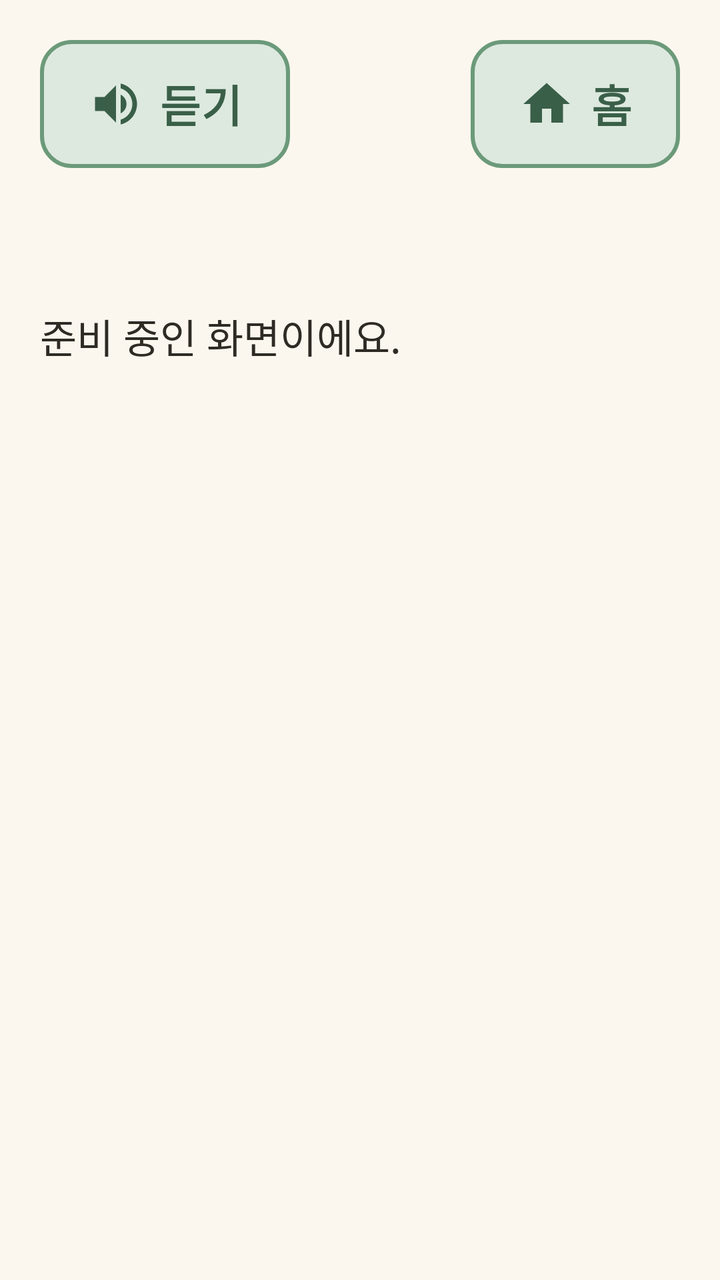
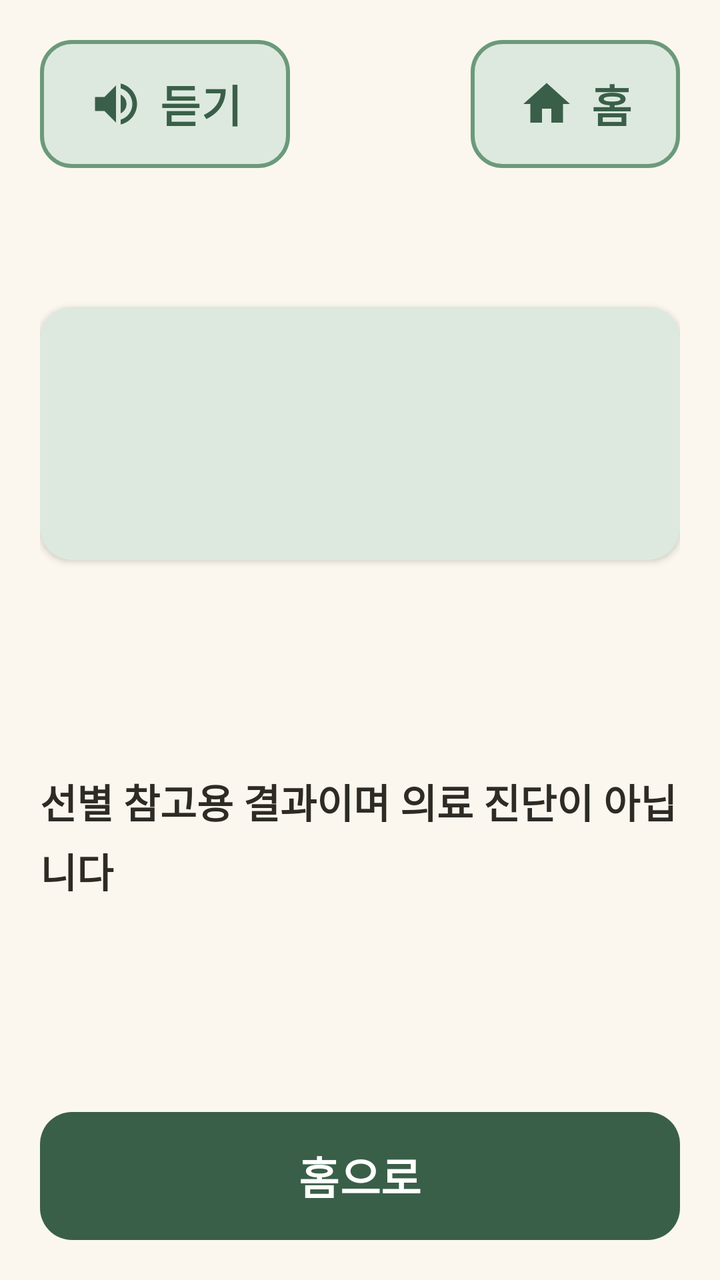

Two renders of the same Android screen: before a commit and after it. Below are the layout's source before the change and the commit's diff.
<!-- AndroidManifest.xml: application theme Theme.Dorawing -->
<!-- res/layout/activity_diagnosis_result.xml -->
<?xml version="1.0" encoding="utf-8"?>
<LinearLayout xmlns:android="http://schemas.android.com/apk/res/android"
    android:layout_width="match_parent"
    android:layout_height="match_parent"
    android:orientation="vertical"
    android:padding="@dimen/screen_padding">

    <include
        android:id="@+id/topBar"
        layout="@layout/view_top_bar" />

    <TextView
        android:layout_width="match_parent"
        android:layout_height="wrap_content"
        android:layout_marginTop="@dimen/screen_padding"
        android:text="@string/screen_preparing" />
</LinearLayout>
<!-- res/layout/view_top_bar.xml (included above) -->
<?xml version="1.0" encoding="utf-8"?>
<LinearLayout xmlns:android="http://schemas.android.com/apk/res/android"
    xmlns:app="http://schemas.android.com/apk/res-auto"
    android:layout_width="match_parent"
    android:layout_height="wrap_content"
    android:orientation="vertical">

    <LinearLayout
        android:layout_width="match_parent"
        android:layout_height="wrap_content"
        android:gravity="center_vertical"
        android:orientation="horizontal">

        <com.google.android.material.button.MaterialButton
            android:id="@+id/btnSpeak"
            style="@style/Button.Secondary"
            android:layout_width="wrap_content"
            android:layout_height="wrap_content"
            android:text="@string/top_speak"
            app:icon="@drawable/ic_speaker" />

        <Space
            android:layout_width="0dp"
            android:layout_height="0dp"
            android:layout_weight="1" />

        <com.google.android.material.button.MaterialButton
            android:id="@+id/btnHome"
            style="@style/Button.Secondary"
            android:layout_width="wrap_content"
            android:layout_height="wrap_content"
            android:text="@string/top_home"
            app:icon="@drawable/ic_home" />
    </LinearLayout>

    <TextView
        android:id="@+id/tvTitle"
        style="@style/Text.Title"
        android:layout_width="match_parent"
        android:layout_height="wrap_content"
        android:layout_marginTop="@dimen/gap" />
</LinearLayout>
<!-- resources referenced by this layout -->
<resources>
  <dimen name="gap">12dp</dimen>
  <dimen name="screen_padding">20dp</dimen>
  <!-- drawable ic_home (drawable) -->
  <vector xmlns:android="http://schemas.android.com/apk/res/android"
      android:width="24dp"
      android:height="24dp"
      android:viewportWidth="24"
      android:viewportHeight="24">
      <path
          android:fillColor="#FF000000"
          android:pathData="M10,20v-6h4v6h5v-8h3L12,3 2,12h3v8z" />
  </vector>
  <string name="screen_preparing">준비 중인 화면이에요.</string>
  <string name="top_home">홈</string>
  <string name="top_speak">듣기</string>
  <style name="Button.Secondary" parent="Button.Primary">
          <item name="backgroundTint">@color/green_light</item>
          <item name="android:textColor">@color/green_dark</item>
          <item name="iconTint">@color/green_dark</item>
          <item name="strokeColor">@color/green_mid</item>
          <item name="strokeWidth">@dimen/button_stroke</item>
      </style>
  <style name="Text.Title" parent="Text.Body">
          <item name="android:textSize">@dimen/text_title</item>
          <item name="android:textStyle">bold</item>
          <item name="android:textColor">@color/green_dark</item>
      </style>
  <style name="Theme.Dorawing" parent="Theme.Material3.Light.NoActionBar">
          <item name="colorPrimary">@color/green_dark</item>
          <item name="colorOnPrimary">@color/white</item>
          <item name="colorSecondary">@color/coral_dark</item>
          <item name="colorOnSecondary">@color/white</item>
          <item name="android:colorBackground">@color/cream</item>
          <item name="colorSurface">@color/cream</item>
          <item name="colorOnSurface">@color/text_main</item>
          <item name="android:windowBackground">@color/cream</item>
          <item name="android:windowLightStatusBar">true</item>
          <item name="android:windowLightNavigationBar">true</item>
          
          <item name="android:textViewStyle">@style/Text.Body</item>
          <item name="materialButtonStyle">@style/Button.Primary</item>
      </style>
  <color name="green_light">#DDE9DF</color>
  <color name="green_dark">#3A5F48</color>
  <color name="green_mid">#6B9A7A</color>
  <dimen name="button_stroke">2dp</dimen>
  <style name="Text.Body" parent="Widget.MaterialComponents.TextView">
          <item name="android:textSize">@dimen/text_body</item>
          <item name="android:textColor">@color/text_main</item>
          <item name="android:lineSpacingMultiplier">1.2</item>
      </style>
  <dimen name="text_title">28sp</dimen>
  <color name="white">#FFFFFFFF</color>
  <color name="coral_dark">#C85A41</color>
  <color name="cream">#FBF7EE</color>
  <color name="text_main">#2E2A24</color>
  <dimen name="button_height">64dp</dimen>
  <dimen name="text_button">22sp</dimen>
  <dimen name="corner">16dp</dimen>
  <dimen name="icon_size">28dp</dimen>
  <dimen name="text_body">20sp</dimen>
  <!-- unchanged entries left out for length: 2 -->
</resources>

<!-- the commit's change to res/layout/activity_diagnosis_result.xml (unified diff, before → after) -->
@@ -9,11 +9,84 @@
         android:id="@+id/topBar"
         layout="@layout/view_top_bar" />
 
-    <TextView
+    <ScrollView
+        android:layout_width="match_parent"
+        android:layout_height="0dp"
+        android:layout_weight="1">
+
+        <LinearLayout
+            android:layout_width="match_parent"
+            android:layout_height="wrap_content"
+            android:orientation="vertical">
+
+            <com.google.android.material.card.MaterialCardView
+                android:id="@+id/cardResult"
+                style="@style/Card"
+                android:layout_width="match_parent"
+                android:layout_height="wrap_content"
+                android:layout_marginTop="@dimen/screen_padding">
+
+                <LinearLayout
+                    android:layout_width="match_parent"
+                    android:layout_height="wrap_content"
+                    android:gravity="center_horizontal"
+                    android:orientation="vertical">
+
+                    <TextView
+                        android:id="@+id/tvStage"
+                        style="@style/Text.Title"
+                        android:layout_width="wrap_content"
+                        android:layout_height="wrap_content" />
+
+                    <TextView
+                        android:id="@+id/tvScore"
+                        android:layout_width="wrap_content"
+                        android:layout_height="wrap_content"
+                        android:layout_marginTop="@dimen/gap"
+                        android:textSize="@dimen/text_title" />
+                </LinearLayout>
+            </com.google.android.material.card.MaterialCardView>
+
+            <TextView
+                android:id="@+id/tvDetail"
+                android:layout_width="match_parent"
+                android:layout_height="wrap_content"
+                android:layout_marginTop="@dimen/screen_padding" />
+
+            <TextView
+                android:id="@+id/tvLevel"
+                android:layout_width="match_parent"
+                android:layout_height="wrap_content"
+                android:layout_marginTop="@dimen/gap"
+                android:textColor="@color/green_dark"
+                android:textStyle="bold" />
+
+            
+            <TextView
+                android:id="@+id/tvNote"
+                android:layout_width="match_parent"
+                android:layout_height="wrap_content"
+                android:layout_marginTop="@dimen/screen_padding"
+                android:text="@string/result_note"
+                android:textStyle="bold" />
+        </LinearLayout>
+    </ScrollView>
+
+    <com.google.android.material.button.MaterialButton
+        android:id="@+id/btnCall"
+        style="@style/Button.Accent"
         android:layout_width="match_parent"
         android:layout_height="wrap_content"
-        android:layout_marginTop="@dimen/screen_padding"
-        android:text="@string/screen_preparing" />
+        android:layout_marginTop="@dimen/gap"
+        android:text="@string/result_call"
+        android:visibility="gone" />
+
+    <com.google.android.material.button.MaterialButton
+        android:id="@+id/btnHomeBottom"
+        android:layout_width="match_parent"
+        android:layout_height="wrap_content"
+        android:layout_marginTop="@dimen/gap"
+        android:text="@string/result_home" />
 </LinearLayout>
 <!-- res/layout/view_top_bar.xml (included above) -->
 <?xml version="1.0" encoding="utf-8"?>
<!-- resource entries referenced after the edit -->
@@ -12,15 +12,26 @@
           android:fillColor="#FF000000"
           android:pathData="M10,20v-6h4v6h5v-8h3L12,3 2,12h3v8z" />
   </vector>
-  <string name="screen_preparing">준비 중인 화면이에요.</string>
+  <string name="result_call">치매상담콜센터 1899-9988 전화하기</string>
+  <string name="result_home">홈으로</string>
+  <string name="result_note">선별 참고용 결과이며 의료 진단이 아닙니다</string>
   <string name="top_home">홈</string>
   <string name="top_speak">듣기</string>
+  <style name="Button.Accent" parent="Button.Primary">
+          <item name="backgroundTint">@color/coral_dark</item>
+      </style>
   <style name="Button.Secondary" parent="Button.Primary">
           <item name="backgroundTint">@color/green_light</item>
           <item name="android:textColor">@color/green_dark</item>
           <item name="iconTint">@color/green_dark</item>
           <item name="strokeColor">@color/green_mid</item>
           <item name="strokeWidth">@dimen/button_stroke</item>
+      </style>
+  <style name="Card" parent="Widget.Material3.CardView.Elevated">
+          <item name="cardBackgroundColor">@color/green_light</item>
+          <item name="cardCornerRadius">@dimen/corner</item>
+          <item name="cardElevation">@dimen/card_elevation</item>
+          <item name="contentPadding">@dimen/card_padding</item>
       </style>
   <style name="Text.Title" parent="Text.Body">
           <item name="android:textSize">@dimen/text_title</item>
@@ -37,7 +48,7 @@
           <item name="colorOnSurface">@color/text_main</item>
           <item name="android:windowBackground">@color/cream</item>
           <item name="android:windowLightStatusBar">true</item>
-          <item name="android:windowLightNavigationBar">true</item>
+          <item name="android:windowLightNavigationBar" tools:targetApi="27">true</item>
           
           <item name="android:textViewStyle">@style/Text.Body</item>
           <item name="materialButtonStyle">@style/Button.Primary</item>
@@ -59,6 +70,8 @@
   <dimen name="button_height">64dp</dimen>
   <dimen name="text_button">22sp</dimen>
   <dimen name="corner">16dp</dimen>
+  <dimen name="card_elevation">2dp</dimen>
+  <dimen name="card_padding">20dp</dimen>
   <dimen name="icon_size">28dp</dimen>
   <dimen name="text_body">20sp</dimen>
   <!-- unchanged entries left out for length: 2 -->
